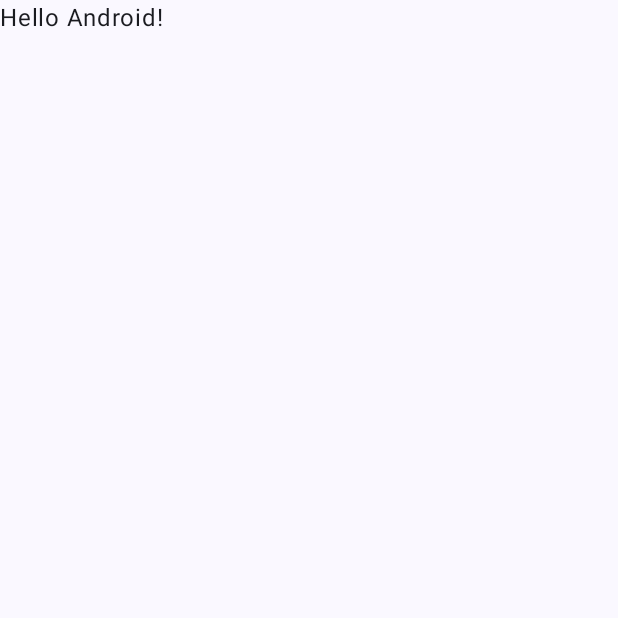
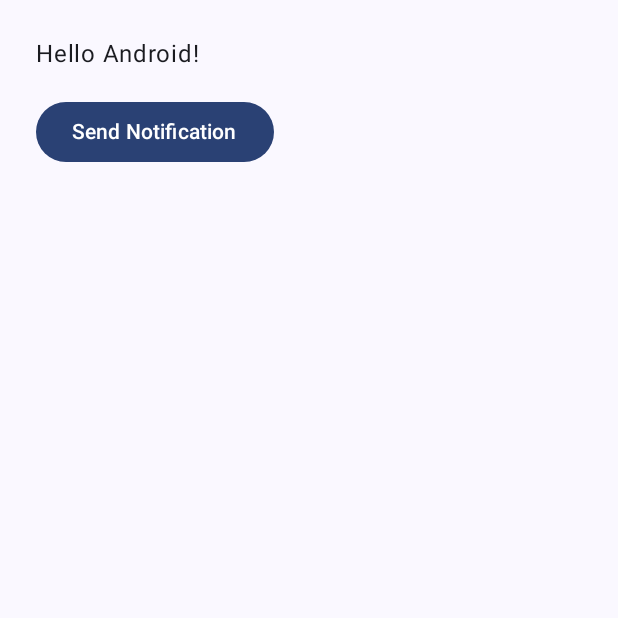
Before and after one commit to Gou-ash/FishyFrank, an Android app built with Jetpack Compose: the screen it shows after launch (MainActivity), on a phone screen of 412 x 824 dp, the top half of it. Before the commit the part shown is almost empty. Run offline under Robolectric (Android 15) with nearby library versions, the phone set to English and light mode, and no system bars.

Commit message:
INITIAL COMMIT 2

```diff
--- a/app/build.gradle.kts
+++ b/app/build.gradle.kts
@@ -56,6 +56,7 @@ dependencies {
     implementation(libs.androidx.ui.graphics)
     implementation(libs.androidx.ui.tooling.preview)
     implementation(libs.androidx.material3)
+    implementation(libs.androidx.appcompat)
     testImplementation(libs.junit)
     androidTestImplementation(libs.androidx.junit)
     androidTestImplementation(libs.androidx.espresso.core)
--- a/app/src/main/AndroidManifest.xml
+++ b/app/src/main/AndroidManifest.xml
@@ -1,7 +1,7 @@
 <?xml version="1.0" encoding="utf-8"?>
 <manifest xmlns:android="http://schemas.android.com/apk/res/android"
           xmlns:tools="http://schemas.android.com/tools">
-
+    <uses-permission android:name="android.permission.POST_NOTIFICATIONS"/>
     <application
             android:allowBackup="true"
             android:dataExtractionRules="@xml/data_extraction_rules"
--- a/app/src/main/java/com/example/hackaton/MainActivity.kt
+++ b/app/src/main/java/com/example/hackaton/MainActivity.kt
@@ -1,28 +1,53 @@
 package com.example.hackaton
 
+import android.Manifest
+import android.os.Build
 import android.os.Bundle
 import androidx.activity.ComponentActivity
 import androidx.activity.compose.setContent
 import androidx.activity.enableEdgeToEdge
-import androidx.compose.foundation.layout.fillMaxSize
-import androidx.compose.foundation.layout.padding
-import androidx.compose.material3.Scaffold
-import androidx.compose.material3.Text
-import androidx.compose.runtime.Composable
+import androidx.compose.foundation.layout.*
+import androidx.compose.material3.*
+import androidx.compose.runtime.*
 import androidx.compose.ui.Modifier
 import androidx.compose.ui.tooling.preview.Preview
+import androidx.compose.ui.unit.dp
+import androidx.core.app.ActivityCompat
 import com.example.hackaton.ui.theme.HackatonTheme
 
 class MainActivity : ComponentActivity() {
+
+    companion object {
+        const val CHANNEL_ID = "my_channel_id"
+        const val NOTIFICATION_ID = 1
+    }
+
     override fun onCreate(savedInstanceState: Bundle?) {
         super.onCreate(savedInstanceState)
         enableEdgeToEdge()
+
+        // Request notification permission if on Android 13+
+        if (Build.VERSION.SDK_INT >= Build.VERSION_CODES.TIRAMISU) {
+            ActivityCompat.requestPermissions(
+                this,
+                arrayOf(Manifest.permission.POST_NOTIFICATIONS),
+                1001
+            )
+        }
+
+        // Create notification channel
+        val notificationHelper = NotificationHelper(this)
+        notificationHelper.createChannel(CHANNEL_ID)
+
         setContent {
             HackatonTheme {
                 Scaffold(modifier = Modifier.fillMaxSize()) { innerPadding ->
-                    Greeting(
-                        name = "Android",
-                        modifier = Modifier.padding(innerPadding)
+                    // Show a button to send notification
+                    NotificationDemo(
+                        modifier = Modifier.padding(innerPadding),
+                        onSendNotif = {
+                            notificationHelper.sendNotification(CHANNEL_ID, NOTIFICATION_ID)
+                        }
                     )
                 }
             }
@@ -31,17 +56,24 @@ class MainActivity : ComponentActivity() {
 }
 
 @Composable
-fun Greeting(name: String, modifier: Modifier = Modifier) {
-    Text(
-        text = "Hello $name!",
+fun NotificationDemo(modifier: Modifier = Modifier, onSendNotif: () -> Unit) {
+    Column(
         modifier = modifier
-    )
+            .fillMaxSize()
+            .padding(24.dp)
+    ) {
+        Text(text = "Hello Android!")
+        Spacer(modifier = Modifier.height(16.dp))
+        Button(onClick = { onSendNotif() }) {
+            Text("Send Notification")
+        }
+    }
 }
 
 @Preview(showBackground = true)
 @Composable
-fun GreetingPreview() {
+fun NotificationDemoPreview() {
     HackatonTheme {
-        Greeting("Android")
+        NotificationDemo(onSendNotif = {})
     }
 }
--- /dev/null
+++ b/app/src/main/java/com/example/hackaton/Notification.kt
@@ -0,0 +1,55 @@
+package com.example.hackaton
+
+import android.app.NotificationChannel
+import android.app.NotificationManager
+import android.content.Context
+import android.os.Build
+import androidx.core.app.NotificationCompat
+import androidx.core.app.NotificationManagerCompat
+import androidx.core.app.ActivityCompat
+import android.content.pm.PackageManager
+import android.Manifest
+//import androidx.appcompat.app.AppCompatActivity
+
+class NotificationHelper(private val context: Context) {
+
+    fun createChannel(channelId: String) {
+        if (Build.VERSION.SDK_INT >= Build.VERSION_CODES.O) {
+            val name = context.getString(R.string.channel_name)
+            val descriptionText = context.getString(R.string.channel_description)
+            val importance = NotificationManager.IMPORTANCE_DEFAULT
+            val mChannel = NotificationChannel(channelId, name, importance)
+            mChannel.description = descriptionText
+            val notificationManager = context.getSystemService(Context.NOTIFICATION_SERVICE) as NotificationManager
+            notificationManager.createNotificationChannel(mChannel)
+        }
+    }
+
+    fun getNotificationBuilder(channelId: String): NotificationCompat.Builder {
+        return NotificationCompat.Builder(context, channelId)
+            .setSmallIcon(R.drawable.notification_icon)
+            .setContentTitle("Tytuł")
+            .setContentText("Ważne info")
+            .setPriority(NotificationCompat.PRIORITY_DEFAULT)
+    }
+
+    fun sendNotification(channelId: String, notificationId: Int) {
+        val builder = getNotificationBuilder(channelId)
+
+        // Check notification permission (Android 13+)
+        if (Build.VERSION.SDK_INT >= Build.VERSION_CODES.TIRAMISU) {
+            if (ActivityCompat.checkSelfPermission(
+                    context,
+                    Manifest.permission.POST_NOTIFICATIONS
+                ) != PackageManager.PERMISSION_GRANTED
+            ) {
+                // Permission is not granted, handle accordingly (request permission in Activity)
+                return
+            }
+        }
+
+        with(NotificationManagerCompat.from(context)) {
+            notify(notificationId, builder.build())
+        }
+    }
+}
--- /dev/null
+++ b/app/src/main/res/drawable/notification_icon.xml
@@ -0,0 +1,9 @@
+<vector xmlns:android="http://schemas.android.com/apk/res/android"
+        android:width="24dp"
+        android:height="24dp"
+        android:viewportWidth="24"
+        android:viewportHeight="24">
+    <path
+            android:fillColor="#FF000000"
+            android:pathData="M12,22a2,2 0 0,0 2,-2h-4a2,2 0 0,0 2,2zm6,-6v-5c0,-3.07 -1.63,-5.64 -5,-6.32v-.68a1,1 0 1,0 -2,0v.68c-3.37,0.68 -5,3.25 -5,6.32v5l-1.7,1.7a1,1 0 0,0 0.7,1.7h14a1,1 0 0,0 0.7,-1.7l-1.7,-1.7z"/>
+</vector>
--- a/app/src/main/res/values/strings.xml
+++ b/app/src/main/res/values/strings.xml
@@ -1,3 +1,5 @@
 <resources>
     <string name="app_name">Hackaton</string>
+    <string name="channel_name"/>
+    <string name="channel_description">Default Channel Description</string>
 </resources>
--- a/gradle/libs.versions.toml
+++ b/gradle/libs.versions.toml
@@ -8,6 +8,7 @@ espressoCore = "3.5.1"
 lifecycleRuntimeKtx = "2.6.1"
 activityCompose = "1.8.0"
 composeBom = "2024.04.01"
+appcompat = "1.7.0"
 
 [libraries]
 androidx-core-ktx = { group = "androidx.core", name = "core-ktx", version.ref = "coreKtx" }
@@ -24,6 +25,7 @@ androidx-ui-tooling-preview = { group = "androidx.compose.ui", name = "ui-toolin
 androidx-ui-test-manifest = { group = "androidx.compose.ui", name = "ui-test-manifest" }
 androidx-ui-test-junit4 = { group = "androidx.compose.ui", name = "ui-test-junit4" }
 androidx-material3 = { group = "androidx.compose.material3", name = "material3" }
+androidx-appcompat = { group = "androidx.appcompat", name = "appcompat", version.ref = "appcompat" }
 
 [plugins]
 android-application = { id = "com.android.application", version.ref = "agp" }
```
